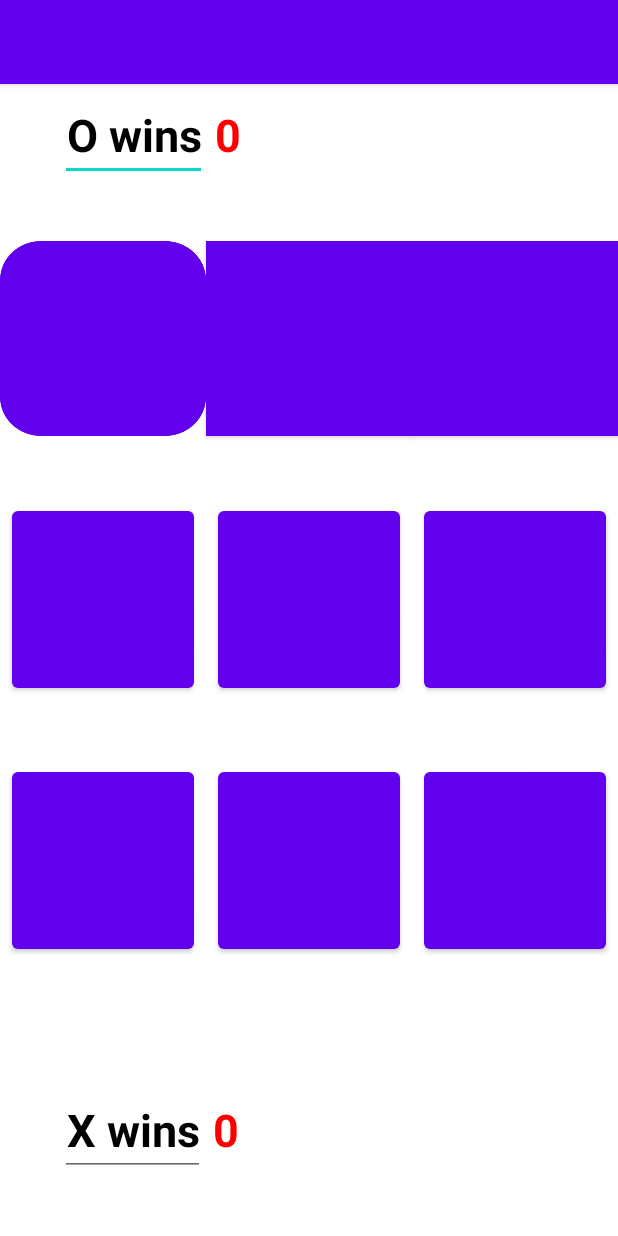
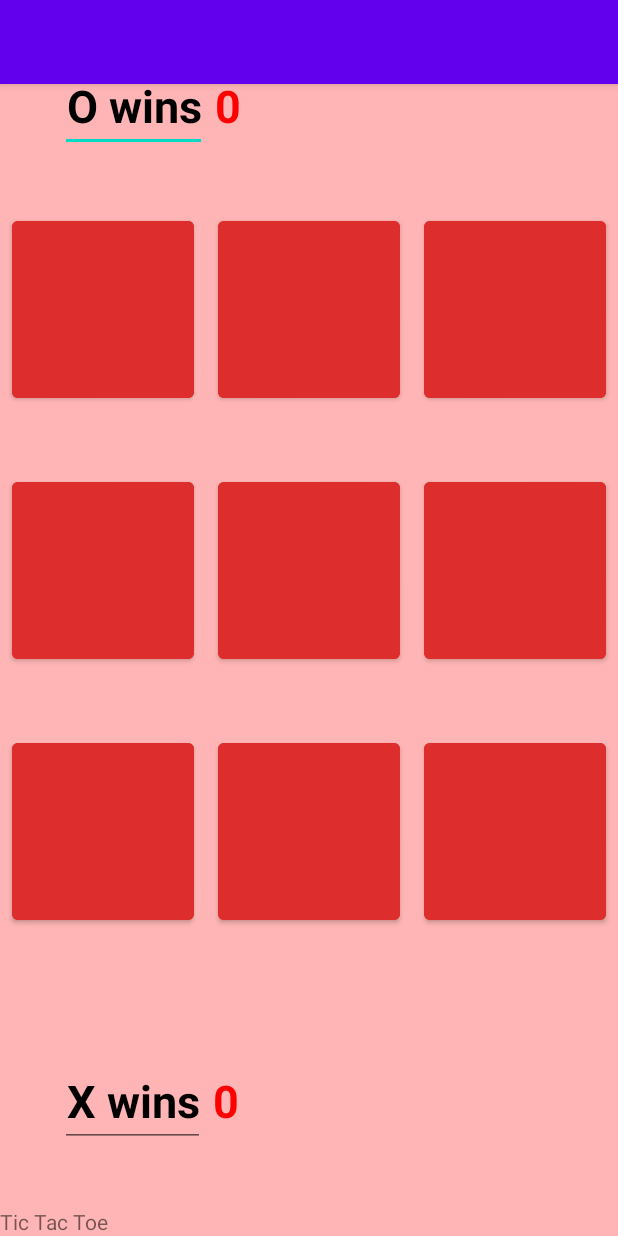
Before and after one commit to thefluffyoshi/TicTacToe_v2, an Android app: the screen it shows after launch (MainActivity), on a phone screen of 412 x 824 dp. Run offline under Robolectric (Android 15) with nearby library versions, the phone set to English and light mode, and no system bars.

Commit message:
red buttons

```diff
--- a/app/src/main/res/layout/content_main.xml
+++ b/app/src/main/res/layout/content_main.xml
@@ -4,21 +4,16 @@
     xmlns:tools="http://schemas.android.com/tools"
     android:layout_width="match_parent"
     android:layout_height="match_parent"
+    android:background="#80FF6D6D"
     android:orientation="vertical"
     android:visibility="visible"
-    tools:context="MainActivity"
-    android:background="@color/white">
+    tools:context="MainActivity">
 
-    <TextView
-        android:id="@+id/textView"
-        android:layout_width="wrap_content"
-        android:layout_height="wrap_content"
-        android:text="Tic Tac Toe" />
     <LinearLayout
         android:layout_width="match_parent"
         android:layout_height="wrap_content"
-        android:orientation="horizontal"
-        android:layout_margin="40dp">
+        android:layout_margin="40dp"
+        android:orientation="horizontal">
 
         <EditText
             android:id="@+id/y"
@@ -45,6 +40,7 @@
             android:textStyle="bold" />
 
     </LinearLayout>
+
     <LinearLayout
         android:layout_width="match_parent"
         android:layout_height="0dp"
@@ -55,7 +51,7 @@
             android:layout_width="0dp"
             android:layout_height="130dp"
             android:layout_weight="1"
-            android:background="@drawable/btnbackground"
+            android:backgroundTint="@color/red"
             android:insetLeft="8dp"
             android:insetRight="8dp"
             android:textSize="60sp"
@@ -64,11 +60,11 @@
         <Button
             android:id="@+id/button_01"
             android:layout_width="0dp"
+            android:layout_height="130dp"
+            android:layout_weight="1"
+            android:backgroundTint="@color/red"
             android:insetLeft="8dp"
             android:insetRight="8dp"
-            android:layout_height="130dp"
-            android:layout_weight="1"
-            android:background="@android:color/black"
             android:textSize="60sp" />
 
         <Button
@@ -76,7 +72,7 @@
             android:layout_width="0dp"
             android:layout_height="130dp"
             android:layout_weight="1"
-            android:background="@android:color/black"
+            android:backgroundTint="@color/red"
             android:insetLeft="8dp"
             android:insetRight="8dp"
             android:textSize="60sp" />
@@ -91,28 +87,31 @@
         <Button
             android:id="@+id/button_10"
             android:layout_width="0dp"
+            android:layout_height="130dp"
+            android:layout_weight="1"
+            android:backgroundTint="@color/red"
             android:insetLeft="8dp"
             android:insetRight="8dp"
-            android:layout_height="130dp"
-            android:layout_weight="1"
             android:textSize="60sp" />
 
         <Button
             android:id="@+id/button_11"
             android:layout_width="0dp"
+            android:layout_height="130dp"
+            android:layout_weight="1"
+            android:backgroundTint="@color/red"
             android:insetLeft="8dp"
             android:insetRight="8dp"
-            android:layout_height="130dp"
-            android:layout_weight="1"
             android:textSize="60sp" />
 
         <Button
             android:id="@+id/button_12"
             android:layout_width="0dp"
+            android:layout_height="130dp"
+            android:layout_weight="1"
+            android:backgroundTint="@color/red"
             android:insetLeft="8dp"
             android:insetRight="8dp"
-            android:layout_height="130dp"
-            android:layout_weight="1"
             android:textSize="60sp" />
 
     </LinearLayout>
@@ -125,28 +124,31 @@
         <Button
             android:id="@+id/button_20"
             android:layout_width="0dp"
+            android:layout_height="130dp"
+            android:layout_weight="1"
+            android:backgroundTint="@color/red"
             android:insetLeft="8dp"
             android:insetRight="8dp"
-            android:layout_height="130dp"
-            android:layout_weight="1"
             android:textSize="60sp" />
 
         <Button
             android:id="@+id/button_21"
             android:layout_width="0dp"
+            android:layout_height="130dp"
+            android:layout_weight="1"
+            android:backgroundTint="@color/red"
             android:insetLeft="8dp"
             android:insetRight="8dp"
-            android:layout_height="130dp"
-            android:layout_weight="1"
             android:textSize="60sp" />
 
         <Button
             android:id="@+id/button_22"
             android:layout_width="0dp"
+            android:layout_height="130dp"
+            android:layout_weight="1"
+            android:backgroundTint="@color/red"
             android:insetLeft="8dp"
             android:insetRight="8dp"
-            android:layout_height="130dp"
-            android:layout_weight="1"
             android:textSize="60sp" />
 
     </LinearLayout>
@@ -154,8 +156,8 @@
     <LinearLayout
         android:layout_width="match_parent"
         android:layout_height="wrap_content"
-        android:orientation="horizontal"
-        android:layout_margin="40dp">
+        android:layout_margin="40dp"
+        android:orientation="horizontal">
 
         <EditText
             android:id="@+id/editTextTextPersonName"
@@ -183,4 +185,10 @@
 
     </LinearLayout>
 
+    <TextView
+        android:id="@+id/textView"
+        android:layout_width="wrap_content"
+        android:layout_height="wrap_content"
+        android:text="Tic Tac Toe" />
+
 </LinearLayout>
```
